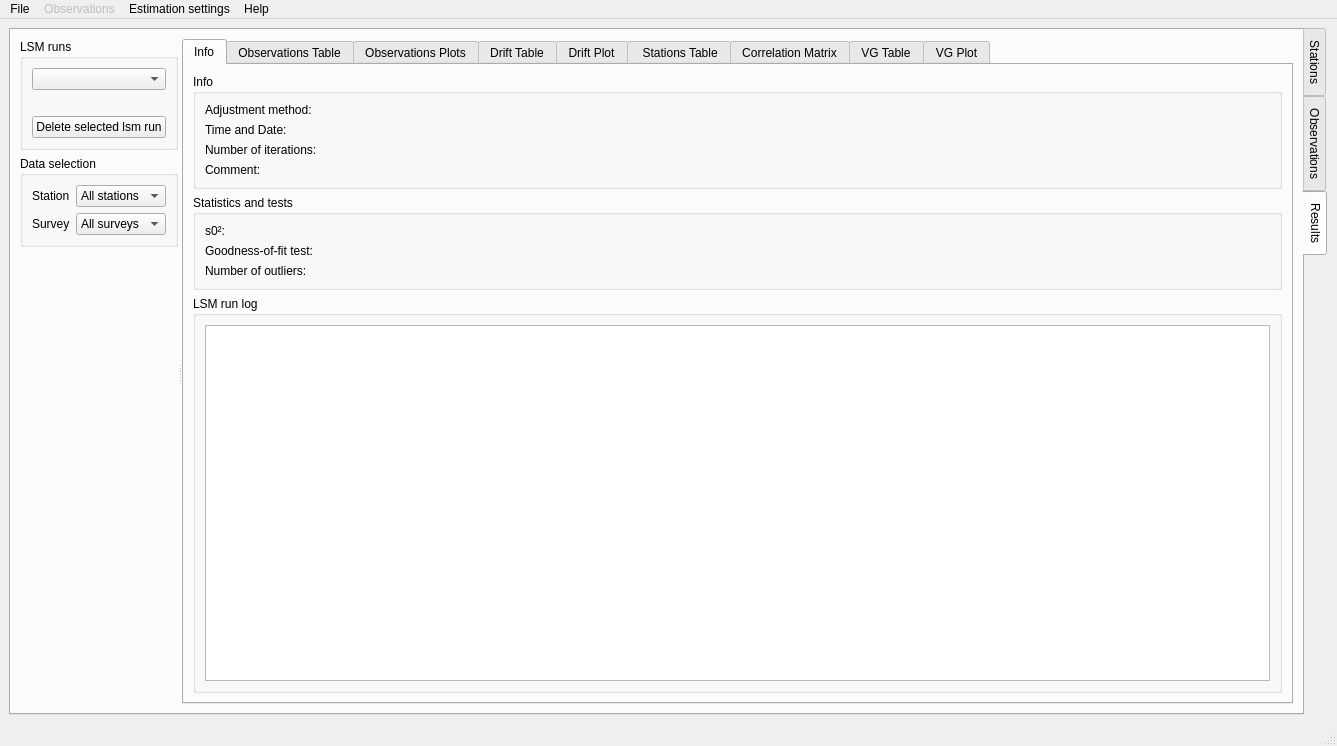
This is gravtools/gui/MainWindow.ui in ahellers/GravTools as Qt 5 draws it before an edit. The edited form follows.
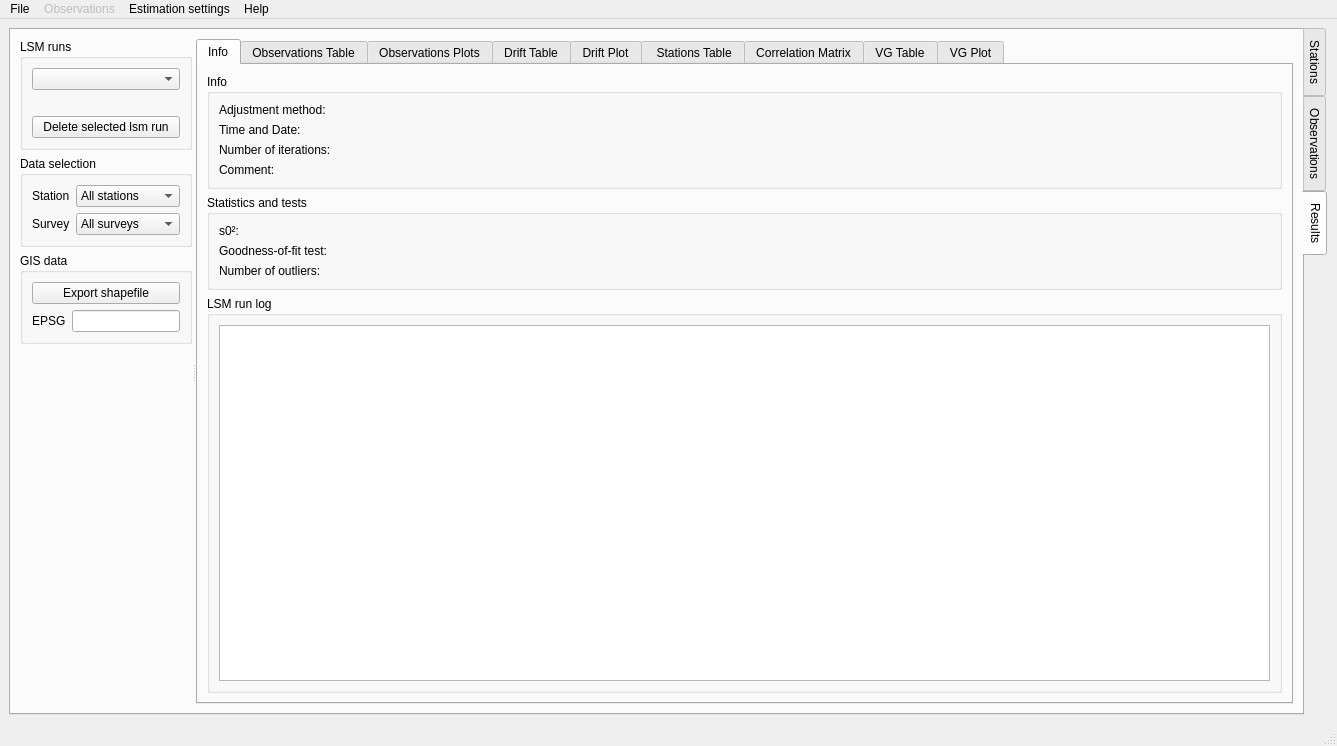
This is the edited form. The open tabs and pages were chosen to show the change. Custom widgets are drawn as their Qt base class.

Commit message: Changed GUI to implement advanced station plotting features and GIS data export. Several minor bug fixes.

Diff of the .ui file:
```diff
--- a/gravtools/gui/MainWindow.ui
+++ b/gravtools/gui/MainWindow.ui
@@ -503,6 +503,49 @@
               </layout>
              </widget>
             </item>
+            <item>
+             <widget class="QGroupBox" name="groupBox_gis_data">
+              <property name="toolTip">
+               <string>&lt;html&gt;&lt;head/&gt;&lt;body&gt;&lt;p&gt;Export  the current content of the observations and the stations table to an ESRI shapefile (&amp;lt;campaign name&amp;gt;_obs.shp and &amp;lt;campaign name&amp;gt;_stat.shp). Please declare the CRS of the station coordinates by a valid EPSG code. &lt;/p&gt;&lt;/body&gt;&lt;/html&gt;</string>
+              </property>
+              <property name="title">
+               <string>GIS data</string>
+              </property>
+              <layout class="QVBoxLayout" name="verticalLayout_36">
+               <item>
+                <widget class="QPushButton" name="pushButton_results_export_shapefile">
+                 <property name="toolTip">
+                  <string>&lt;html&gt;&lt;head/&gt;&lt;body&gt;&lt;p&gt;Export  the current content of the observations and the stations table to an ESRI shapefile (&amp;lt;campaign name&amp;gt;_obs.shp and &amp;lt;campaign name&amp;gt;_stat.shp).&lt;/p&gt;&lt;/body&gt;&lt;/html&gt;</string>
+                 </property>
+                 <property name="text">
+                  <string>Export shapefile</string>
+                 </property>
+                </widget>
+               </item>
+               <item>
+                <layout class="QFormLayout" name="formLayout_7">
+                 <item row="0" column="0">
+                  <widget class="QLabel" name="label_11">
+                   <property name="toolTip">
+                    <string>&lt;html&gt;&lt;head/&gt;&lt;body&gt;&lt;p&gt;Please declare the CRS of the station coordinates by a valid EPSG code. &lt;/p&gt;&lt;/body&gt;&lt;/html&gt;</string>
+                   </property>
+                   <property name="text">
+                    <string>EPSG</string>
+                   </property>
+                  </widget>
+                 </item>
+                 <item row="0" column="1">
+                  <widget class="QLineEdit" name="lineEdit_results_epsg">
+                   <property name="toolTip">
+                    <string>&lt;html&gt;&lt;head/&gt;&lt;body&gt;&lt;p&gt;Please declare the CRS of the station coordinates by a valid EPSG code. &lt;/p&gt;&lt;/body&gt;&lt;/html&gt;</string>
+                   </property>
+                  </widget>
+                 </item>
+                </layout>
+               </item>
+              </layout>
+             </widget>
+            </item>
             <item>
              <spacer name="verticalSpacer_2">
               <property name="orientation">
```
Left out of the diff: 2 changed lines with no effect on the pictures. The commit also changes 17 other files.
